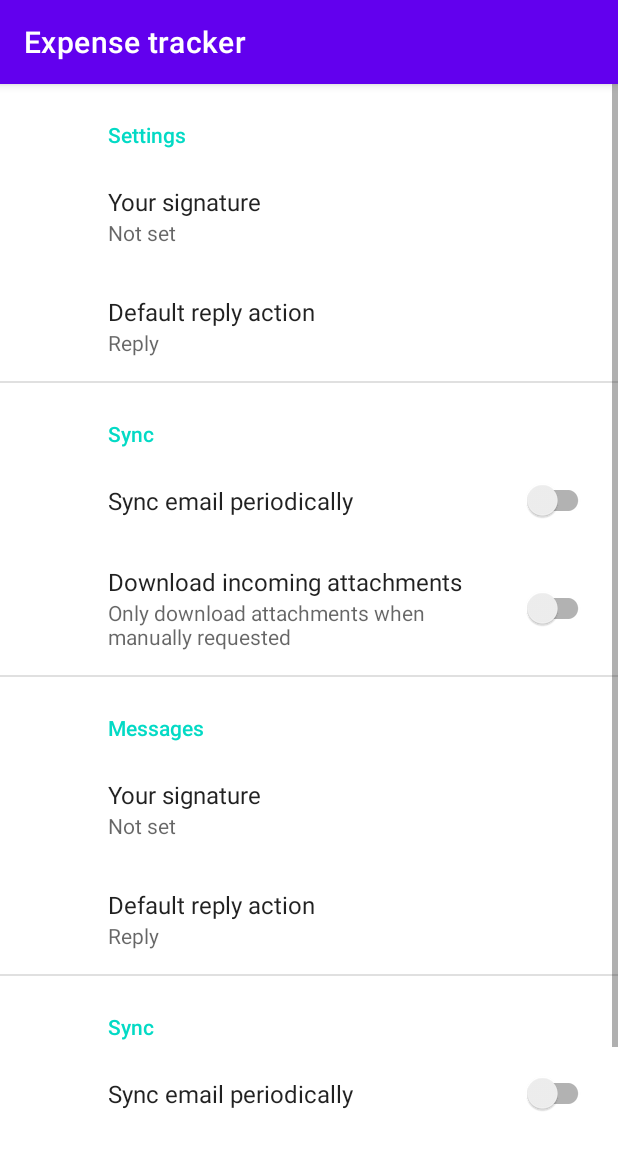
After one commit to green1490/expense-tracker, an Android app: the fragment SettingFragmentHelper shown on its own in the app's theme, on a phone screen of 412 x 824 dp. The commit adds this screen. Shown: the top 1150 px of the screen. Run offline under Robolectric (Android 15) with nearby library versions, the phone set to English and light mode, and no system bars; our stand-ins replace androidx.preference; 1 statement that could not run was skipped.

Commit message:
Add setting fragment and fix it's weird padding

```diff
--- /dev/null
+++ b/app/src/main/java/com/example/expensetracker/ui/settings/SettingFragmentHelper.kt
@@ -0,0 +1,32 @@
+package com.example.expensetracker.ui.settings
+
+import android.os.Bundle
+import android.view.LayoutInflater
+import android.view.View
+import android.view.ViewGroup
+import androidx.fragment.app.Fragment
+import com.example.expensetracker.R
+
+class SettingFragmentHelper:Fragment() {
+    override fun onCreate(savedInstanceState: Bundle?) {
+        super.onCreate(savedInstanceState)
+        requireActivity().supportFragmentManager
+            .beginTransaction()
+            .replace(
+                R.id.fragment_setting,
+                SettingsFragment()
+            )
+            .commit()
+    }
+
+    override fun onCreateView(
+        inflater: LayoutInflater, container: ViewGroup?,
+        savedInstanceState: Bundle?
+    ): View? {
+        // Inflate the layout for this fragment
+        val view = inflater.inflate(R.layout.fragment_settings, container, false)
+
+        return view
+    }
+
+}
--- a/app/src/main/java/com/example/expensetracker/ui/settings/SettingsFragment.kt
+++ b/app/src/main/java/com/example/expensetracker/ui/settings/SettingsFragment.kt
@@ -7,6 +7,6 @@ import com.example.expensetracker.R
 class SettingsFragment : PreferenceFragmentCompat() {
 
     override fun onCreatePreferences(savedInstanceState: Bundle?, rootKey: String?) {
-        setPreferencesFromResource(R.xml.root_preferences, rootKey)
+        setPreferencesFromResource(R.xml.root_preferences,rootKey)
     }
 }
--- a/app/src/main/res/layout/activity_main.xml
+++ b/app/src/main/res/layout/activity_main.xml
@@ -3,8 +3,7 @@
     xmlns:app="http://schemas.android.com/apk/res-auto"
     android:id="@+id/container"
     android:layout_width="match_parent"
-    android:layout_height="match_parent"
-    android:paddingTop="?attr/actionBarSize">
+    android:layout_height="match_parent">
 
     <com.google.android.material.bottomnavigation.BottomNavigationView
         android:id="@+id/nav_view"
--- a/app/src/main/res/navigation/mobile_navigation.xml
+++ b/app/src/main/res/navigation/mobile_navigation.xml
@@ -19,6 +19,7 @@
 
     <fragment
         android:id="@+id/navigation_setting"
-        android:name="com.example.expensetracker.ui.settings.SettingsFragment"
-        android:label="@string/title_setting" />
+        android:name="com.example.expensetracker.ui.settings.SettingFragmentHelper"
+        android:label="@string/title_setting"
+        tools:layout="@layout/fragment_settings"/>
 </navigation>
--- a/app/src/main/res/values/strings.xml
+++ b/app/src/main/res/values/strings.xml
@@ -21,4 +21,5 @@
     <string name="attachment_summary_on">Automatically download attachments for incoming emails
     </string>
     <string name="attachment_summary_off">Only download attachments when manually requested</string>
+    <string name="settings">Settings</string>
 </resources>
--- a/app/src/main/res/xml/root_preferences.xml
+++ b/app/src/main/res/xml/root_preferences.xml
@@ -1,6 +1,7 @@
-<PreferenceScreen xmlns:app="http://schemas.android.com/apk/res-auto">
+<PreferenceScreen xmlns:app="http://schemas.android.com/apk/res-auto"
+    app:iconSpaceReserved="false">
 
-    <PreferenceCategory app:title="@string/messages_header">
+    <PreferenceCategory app:title="@string/settings">
 
         <EditTextPreference
             app:key="signature"
```
Also changed, not shown: app/src/main/res/layout/fragment_settings.xml (+4 -19 lines).
